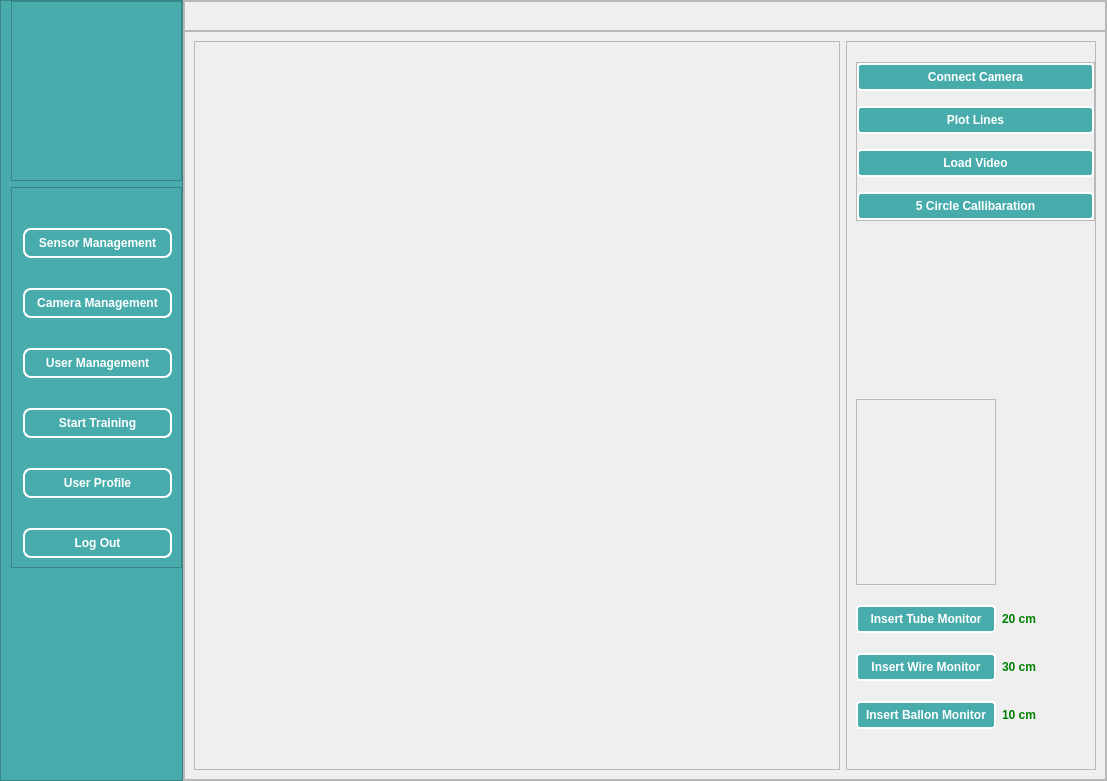
Above: UIs/adminScreen.ui from ali7haider/Pulmonary-Artery-Balloon-Angioplasty_PyQT before the change. Below: the same form after it.
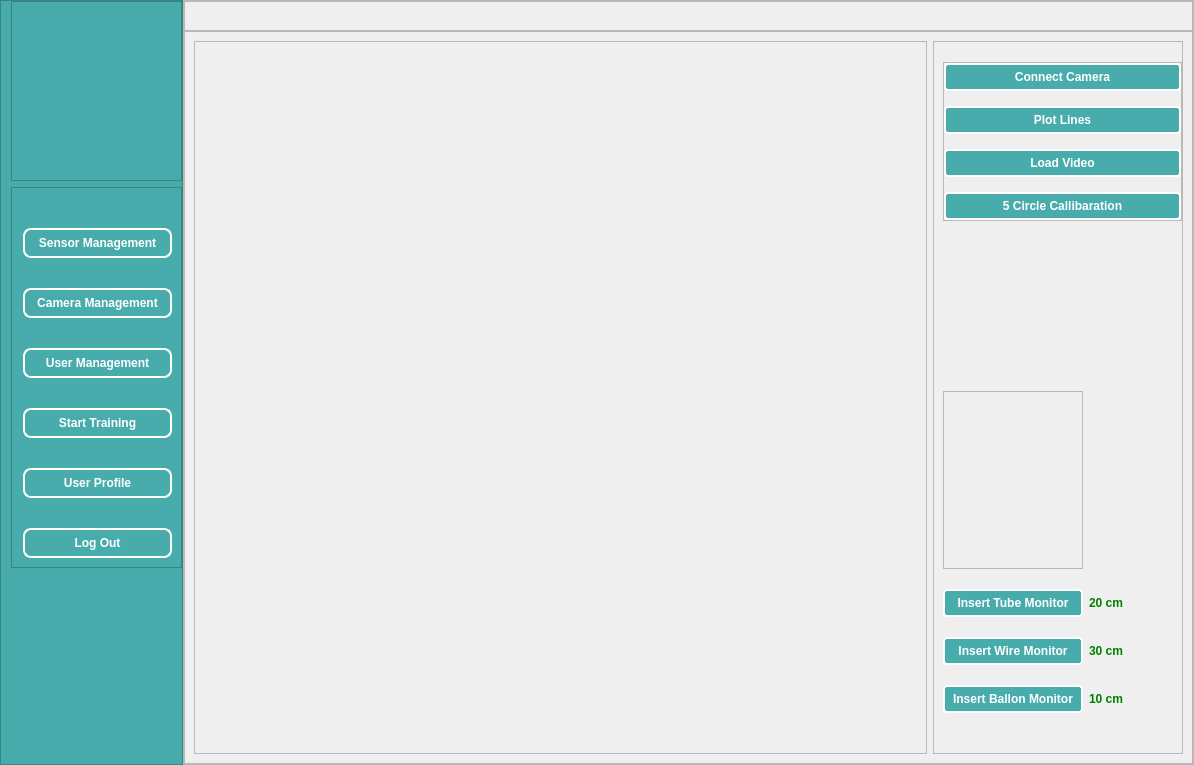
That is the form after the change. The open tabs and pages were chosen to show the change. Icons and pictures are not drawn.

Patch:
```diff
--- a/UIs/adminScreen.ui
+++ b/UIs/adminScreen.ui
@@ -6,8 +6,8 @@
    <rect>
     <x>0</x>
     <y>0</y>
-    <width>1107</width>
-    <height>781</height>
+    <width>1194</width>
+    <height>765</height>
    </rect>
   </property>
   <property name="windowTitle">
@@ -860,25 +860,28 @@
                      <number>0</number>
                     </property>
                     <property name="leftMargin">
-                     <number>0</number>
+                     <number>11</number>
                     </property>
                     <property name="topMargin">
-                     <number>0</number>
+                     <number>11</number>
                     </property>
                     <property name="rightMargin">
-                     <number>0</number>
+                     <number>11</number>
                     </property>
                     <property name="bottomMargin">
-                     <number>0</number>
+                     <number>11</number>
                     </property>
                     <item>
                      <widget class="QLabel" name="lblCamera">
                       <property name="maximumSize">
                        <size>
                         <width>16777215</width>
-                        <height>750</height>
+                        <height>16777215</height>
                        </size>
                       </property>
+                      <property name="styleSheet">
+                       <string notr="true"/>
+                      </property>
                       <property name="text">
                        <string/>
                       </property>
```
Left out of the diff: 4 changed lines with no effect on the pictures.
